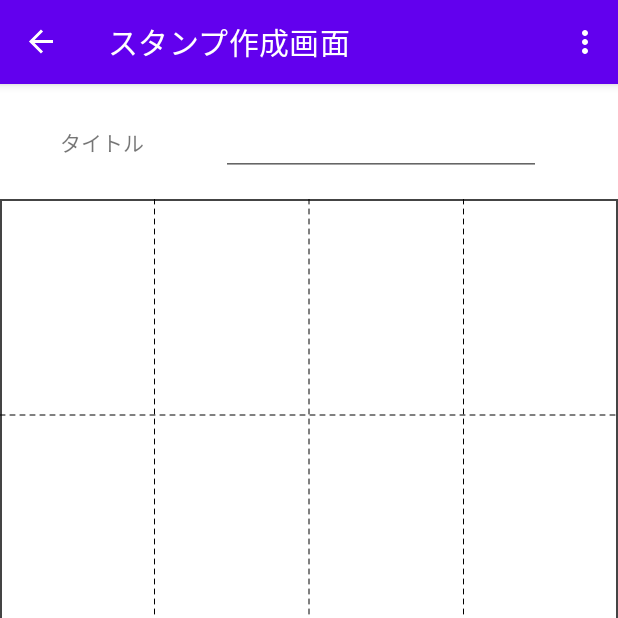
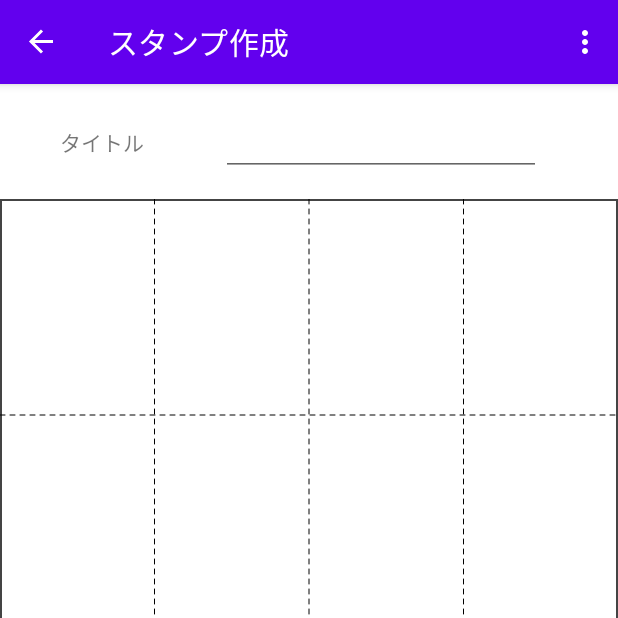
Before and after one commit to cmadayo/stamp, an Android app: the screen it shows after launch (MainActivity), after a tap on "スタンプ作成", on a phone screen of 412 x 824 dp, the top half of it. Run offline under Robolectric (Android 15) with nearby library versions, the phone set to English and light mode, and no system bars; our stand-ins replace Dagger/Hilt's generated code, Room's generated code, data binding, navigation-ui; libraries missing offline, so code that uses them is left out: androidx.hilt.lifecycle.

Commit message:
[Refactoring]Code refactoring

```diff
--- a/app/src/main/java/com/example/stamp/database/Room.kt
+++ b/app/src/main/java/com/example/stamp/database/Room.kt
@@ -10,7 +10,7 @@ interface StampDao {
     fun getStamps(): LiveData<List<StampEntity>>
 
     @Insert(onConflict = OnConflictStrategy.REPLACE)
-    fun insert( videos: StampEntity)
+    fun insert( stamps: StampEntity)
 }
 
 @Database(entities = [StampEntity::class], version = 1, exportSchema = false)
--- a/app/src/main/res/layout/activity_main.xml
+++ b/app/src/main/res/layout/activity_main.xml
@@ -27,6 +27,6 @@
             android:layout_height="match_parent"
             android:layout_gravity="start"
             app:headerLayout="@layout/nav_header"
-            app:menu="@menu/navdrawer_menu" />
+            />
     </androidx.drawerlayout.widget.DrawerLayout>
 </layout>
--- a/app/src/main/res/navigation/navigation.xml
+++ b/app/src/main/res/navigation/navigation.xml
@@ -8,7 +8,7 @@
     <fragment
         android:id="@+id/topFragment"
         android:name="com.example.stamp.ui.fragments.TopFragment"
-        android:label="app_name"
+        android:label="@string/app_name"
         tools:layout="@layout/fragment_top">
         <action
             android:id="@+id/action_topFragment_to_drawFragment"
@@ -21,13 +21,13 @@
     <fragment
         android:id="@+id/drawFragment"
         android:name="com.example.stamp.ui.fragments.DrawFragment"
-        android:label="スタンプ作成画面"
+        android:label="@string/draw_title"
         tools:layout="@layout/fragment_draw" />
 
     <fragment
         android:id="@+id/stampFragment"
         android:name="com.example.stamp.ui.fragments.StampFragment"
-        android:label="スタンプ一覧画面"
+        android:label="@string/list_title"
         tools:layout="@layout/fragment_stamp" />
 
 </navigation>
--- a/app/src/main/res/values/strings.xml
+++ b/app/src/main/res/values/strings.xml
@@ -1,13 +1,18 @@
 <resources>
+    <!--  アプリケーション名  -->
     <string name="app_name">Stamp</string>
-    <!-- TODO: Remove or change this placeholder text -->
-    <string name="hello_blank_fragment">Hello blank fragment</string>
+
+    <!--  ボタン名  -->
     <string name="draw_button">スタンプ作成</string>
-    <string name="rules">Rules</string>
-    <string name="about">About</string>
-    <string name="draw_title">スタンプ作成画面</string>
     <string name="save">保存</string>
     <string name="stamps">スタンプ一覧</string>
+
+    <!--  画面名  -->
+    <string name="draw_title">スタンプ作成</string>
+    <string name="list_title">スタンプ一覧</string>
+
+    <!--  ラベル  -->
     <string name="title">タイトル</string>
 
+    <string name="hello_blank_fragment">Hello blank fragment</string>
 </resources>
```
Also changed, not shown: app/src/main/res/drawable/rules.xml (deleted, +0 -10 lines).
